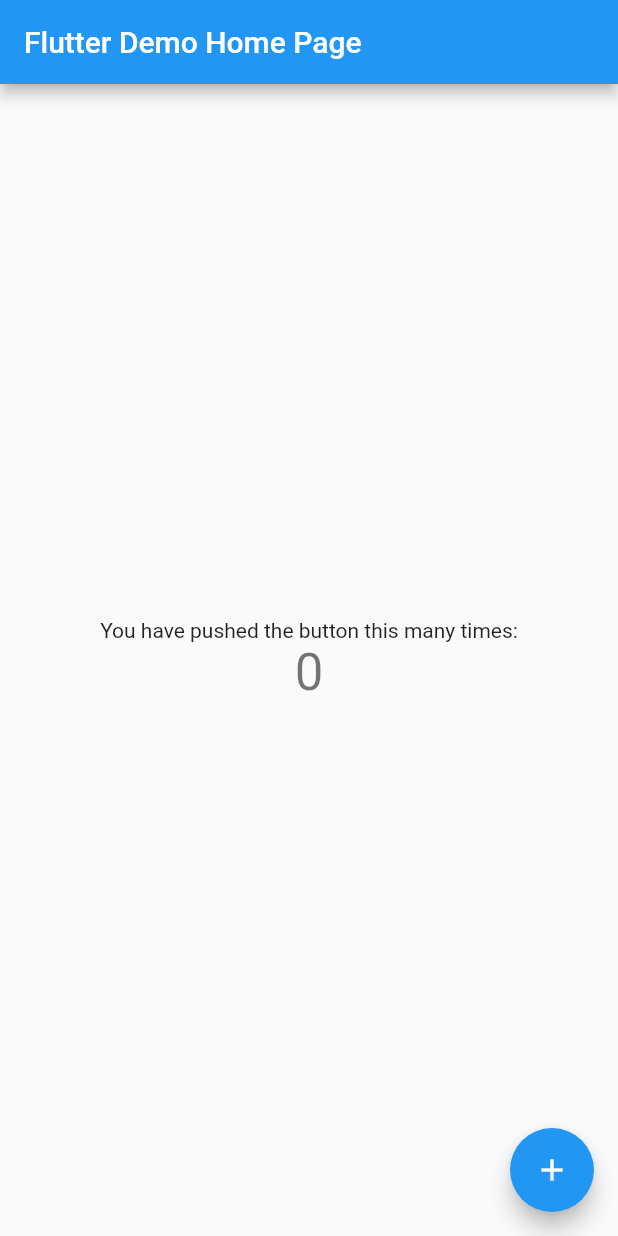
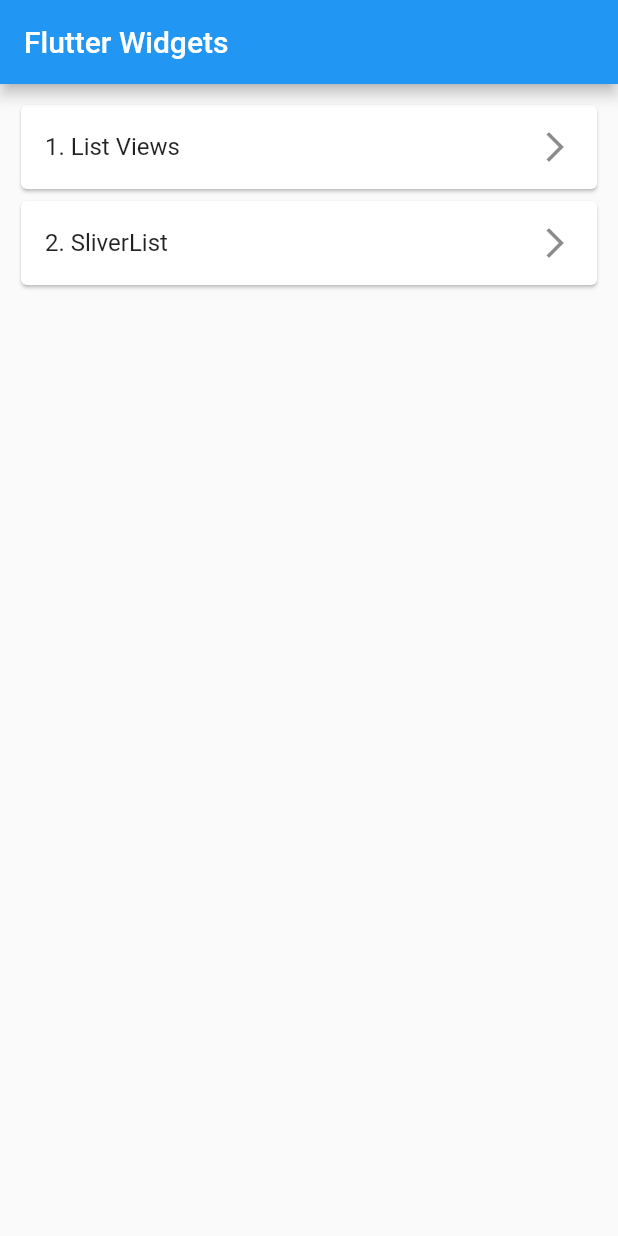
Before and after one commit to fortinjoffrey/flutter_Widgets_Guide, a Flutter app: the screen it shows after launch, on a phone screen of 412 x 824 dp. Run offline on Flutter 3.47's test engine with Material 2 defaults, Android fonts, the phone set to English and light mode, and no system bars.

Commit message:
002 Home Screen
- Home is a list view containing 1 row ‘List Views’ and 1 row ‘SliverLists’
- These rows can be tapped

```diff
--- a/lib/main.dart
+++ b/lib/main.dart
@@ -1,117 +1,14 @@
 import 'package:flutter/material.dart';
+import 'package:widgets_guide/screens/home.dart';
 
-void main() {
-  runApp(MyApp());
-}
+void main() => runApp(MyApp());
 
 class MyApp extends StatelessWidget {
-  // This widget is the root of your application.
   @override
   Widget build(BuildContext context) {
     return MaterialApp(
       title: 'Flutter Demo',
-      theme: ThemeData(
-        // This is the theme of your application.
-        //
-        // Try running your application with "flutter run". You'll see the
-        // application has a blue toolbar. Then, without quitting the app, try
-        // changing the primarySwatch below to Colors.green and then invoke
-        // "hot reload" (press "r" in the console where you ran "flutter run",
-        // or simply save your changes to "hot reload" in a Flutter IDE).
-        // Notice that the counter didn't reset back to zero; the application
-        // is not restarted.
-        primarySwatch: Colors.blue,
-        // This makes the visual density adapt to the platform that you run
-        // the app on. For desktop platforms, the controls will be smaller and
-        // closer together (more dense) than on mobile platforms.
-        visualDensity: VisualDensity.adaptivePlatformDensity,
-      ),
-      home: MyHomePage(title: 'Flutter Demo Home Page'),
+      home: Home(),
     );
   }
 }
-
-class MyHomePage extends StatefulWidget {
-  MyHomePage({Key key, this.title}) : super(key: key);
-
-  // This widget is the home page of your application. It is stateful, meaning
-  // that it has a State object (defined below) that contains fields that affect
-  // how it looks.
-
-  // This class is the configuration for the state. It holds the values (in this
-  // case the title) provided by the parent (in this case the App widget) and
-  // used by the build method of the State. Fields in a Widget subclass are
-  // always marked "final".
-
-  final String title;
-
-  @override
-  _MyHomePageState createState() => _MyHomePageState();
-}
-
-class _MyHomePageState extends State<MyHomePage> {
-  int _counter = 0;
-
-  void _incrementCounter() {
-    setState(() {
-      // This call to setState tells the Flutter framework that something has
-      // changed in this State, which causes it to rerun the build method below
-      // so that the display can reflect the updated values. If we changed
-      // _counter without calling setState(), then the build method would not be
-      // called again, and so nothing would appear to happen.
-      _counter++;
-    });
-  }
-
-  @override
-  Widget build(BuildContext context) {
-    // This method is rerun every time setState is called, for instance as done
-    // by the _incrementCounter method above.
-    //
-    // The Flutter framework has been optimized to make rerunning build methods
-    // fast, so that you can just rebuild anything that needs updating rather
-    // than having to individually change instances of widgets.
-    return Scaffold(
-      appBar: AppBar(
-        // Here we take the value from the MyHomePage object that was created by
-        // the App.build method, and use it to set our appbar title.
-        title: Text(widget.title),
-      ),
-      body: Center(
-        // Center is a layout widget. It takes a single child and positions it
-        // in the middle of the parent.
-        child: Column(
-          // Column is also a layout widget. It takes a list of children and
-          // arranges them vertically. By default, it sizes itself to fit its
-          // children horizontally, and tries to be as tall as its parent.
-          //
-          // Invoke "debug painting" (press "p" in the console, choose the
-          // "Toggle Debug Paint" action from the Flutter Inspector in Android
-          // Studio, or the "Toggle Debug Paint" command in Visual Studio Code)
-          // to see the wireframe for each widget.
-          //
-          // Column has various properties to control how it sizes itself and
-          // how it positions its children. Here we use mainAxisAlignment to
-          // center the children vertically; the main axis here is the vertical
-          // axis because Columns are vertical (the cross axis would be
-          // horizontal).
-          mainAxisAlignment: MainAxisAlignment.center,
-          children: <Widget>[
-            Text(
-              'You have pushed the button this many times:',
-            ),
-            Text(
-              '$_counter',
-              style: Theme.of(context).textTheme.headline4,
-            ),
-          ],
-        ),
-      ),
-      floatingActionButton: FloatingActionButton(
-        onPressed: _incrementCounter,
-        tooltip: 'Increment',
-        child: Icon(Icons.add),
-      ), // This trailing comma makes auto-formatting nicer for build methods.
-    );
-  }
-}
--- /dev/null
+++ b/lib/screens/home.dart
@@ -0,0 +1,48 @@
+import 'package:flutter/material.dart';
+
+class Home extends StatelessWidget {
+  const Home({Key key}) : super(key: key);
+
+  @override
+  Widget build(BuildContext context) {
+    return Scaffold(
+      appBar: AppBar(
+        title: Text('Flutter Widgets'),
+        backgroundColor: Colors.blue,
+      ),
+      body: HomeList(),
+    );
+  }
+}
+
+class HomeList extends StatelessWidget {
+  final _choices = ['List Views', 'SliverList'];
+
+  @override
+  Widget build(BuildContext context) {
+    return ListView.builder(
+      padding: EdgeInsets.all(10.0),
+      itemCount: _choices.length,
+      itemBuilder: (context, index) {
+        return GestureDetector(
+          onTap: () {
+            // TODO
+          },
+          child: Padding(
+            padding: EdgeInsets.all(0.0),
+            child: Card(
+              child: ListTile(
+                trailing: Icon(Icons.arrow_forward_ios),
+                title: Text(
+                  '${index + 1}. ' + _choices[index],
+                  style: TextStyle(fontSize: 16.0),
+                ),
+              ),
+              // color: Color,
+            ),
+          ),
+        );
+      },
+    );
+  }
+}
```
